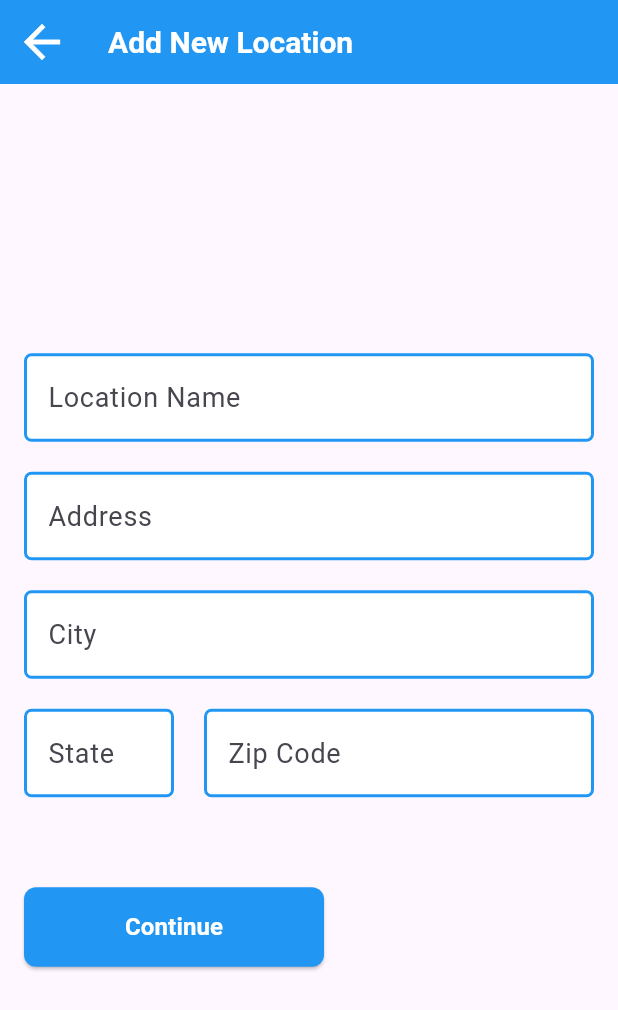
After one commit to joerathert/efficials_app, a Flutter app: the AddNewLocationScreen screen opened by its route, on a phone screen of 412 x 824 dp. The commit adds this screen. Shown: the top 1010 px of the screen. Run offline on Flutter 3.47's test engine with Material 3 defaults, Android fonts, the phone set to English and light mode, and no system bars; our stand-ins replace shared_preferences; accounts and stored records are empty.

Commit message:
Added AddNewLocationScreen with 5 inputs and state validation, linked from LocationsScreen

```diff
--- /dev/null
+++ b/lib/add_new_location_screen.dart
@@ -0,0 +1,156 @@
+import 'package:flutter/material.dart';
+import 'package:flutter/services.dart';
+import 'theme.dart';
+
+// List of 50 US states (abbreviations)
+const List<String> usStates = [
+  'AL', 'AK', 'AZ', 'AR', 'CA', 'CO', 'CT', 'DE', 'FL', 'GA',
+  'HI', 'ID', 'IL', 'IN', 'IA', 'KS', 'KY', 'LA', 'ME', 'MD',
+  'MA', 'MI', 'MN', 'MS', 'MO', 'MT', 'NE', 'NV', 'NH', 'NJ',
+  'NM', 'NY', 'NC', 'ND', 'OH', 'OK', 'OR', 'PA', 'RI', 'SC',
+  'SD', 'TN', 'TX', 'UT', 'VT', 'VA', 'WA', 'WV', 'WI', 'WY'
+];
+
+class AddNewLocationScreen extends StatefulWidget {
+  const AddNewLocationScreen({super.key});
+
+  @override
+  State<AddNewLocationScreen> createState() => _AddNewLocationScreenState();
+}
+
+class _AddNewLocationScreenState extends State<AddNewLocationScreen> {
+  final _nameController = TextEditingController();
+  final _addressController = TextEditingController();
+  final _cityController = TextEditingController();
+  final _stateController = TextEditingController();
+  final _zipCodeController = TextEditingController();
+
+  @override
+  void dispose() {
+    _nameController.dispose();
+    _addressController.dispose();
+    _cityController.dispose();
+    _stateController.dispose();
+    _zipCodeController.dispose();
+    super.dispose();
+  }
+
+  bool _isValidState(String state) {
+    return usStates.contains(state.toUpperCase());
+  }
+
+  void _handleContinue() {
+    final name = _nameController.text.trim();
+    final address = _addressController.text.trim();
+    final city = _cityController.text.trim();
+    final state = _stateController.text.trim().toUpperCase();
+    final zip = _zipCodeController.text.trim();
+
+    if (name.isEmpty || address.isEmpty || city.isEmpty || state.isEmpty || zip.isEmpty) {
+      ScaffoldMessenger.of(context).showSnackBar(
+        const SnackBar(content: Text('Please fill in all fields')),
+      );
+      return;
+    }
+    if (state.length != 2 || !_isValidState(state)) {
+      ScaffoldMessenger.of(context).showSnackBar(
+        const SnackBar(content: Text('Please enter a valid 2-letter state code')),
+      );
+      return;
+    }
+    if (zip.length != 5 || !RegExp(r'^\d{5}$').hasMatch(zip)) {
+      ScaffoldMessenger.of(context).showSnackBar(
+        const SnackBar(content: Text('Please enter a valid 5-digit zip code')),
+      );
+      return;
+    }
+
+    Navigator.pop(context, name); // Return the location name to LocationsScreen
+  }
+
+  @override
+  Widget build(BuildContext context) {
+    return Scaffold(
+      appBar: AppBar(
+        backgroundColor: efficialsBlue,
+        leading: IconButton(
+          icon: const Icon(Icons.arrow_back, size: 36, color: Colors.white),
+          onPressed: () => Navigator.pop(context),
+        ),
+        title: const Text(
+          'Add New Location',
+          style: TextStyle(color: Colors.white, fontSize: 20, fontWeight: FontWeight.bold),
+        ),
+      ),
+      body: Center(
+        child: ConstrainedBox(
+          constraints: const BoxConstraints(maxWidth: 600),
+          child: Padding(
+            padding: const EdgeInsets.all(16),
+            child: SingleChildScrollView(
+              child: Column(
+                crossAxisAlignment: CrossAxisAlignment.start, // Left-justify the inputs
+                children: [
+                  TextField(
+                    controller: _nameController,
+                    decoration: textFieldDecoration('Location Name'),
+                    style: const TextStyle(fontSize: 18),
+                  ),
+                  const SizedBox(height: 20),
+                  TextField(
+                    controller: _addressController,
+                    decoration: textFieldDecoration('Address'),
+                    style: const TextStyle(fontSize: 18),
+                  ),
+                  const SizedBox(height: 20),
+                  TextField(
+                    controller: _cityController,
+                    decoration: textFieldDecoration('City'),
+                    style: const TextStyle(fontSize: 18),
+                  ),
+                  const SizedBox(height: 20),
+                  Row(
+                    crossAxisAlignment: CrossAxisAlignment.start,
+                    children: [
+                      SizedBox(
+                        width: 100, // Narrower width for State
+                        child: TextField(
+                          controller: _stateController,
+                          decoration: textFieldDecoration('State'),
+                          style: const TextStyle(fontSize: 18),
+                          textCapitalization: TextCapitalization.characters,
+                          maxLength: 2,
+                          inputFormatters: [FilteringTextInputFormatter.allow(RegExp(r'[a-zA-Z]'))],
+                          keyboardType: TextInputType.text,
+                          buildCounter: (context, {required currentLength, required maxLength, required isFocused}) => null,
+                        ),
+                      ),
+                      const SizedBox(width: 20),
+                      Expanded(
+                        child: TextField(
+                          controller: _zipCodeController,
+                          decoration: textFieldDecoration('Zip Code'),
+                          style: const TextStyle(fontSize: 18),
+                          keyboardType: TextInputType.number,
+                          maxLength: 5,
+                          inputFormatters: [FilteringTextInputFormatter.digitsOnly],
+                          buildCounter: (context, {required currentLength, required maxLength, required isFocused}) => null,
+                        ),
+                      ),
+                    ],
+                  ),
+                  const SizedBox(height: 60),
+                  ElevatedButton(
+                    onPressed: _handleContinue,
+                    style: elevatedButtonStyle(),
+                    child: const Text('Continue', style: signInButtonTextStyle),
+                  ),
+                ],
+              ),
+            ),
+          ),
+        ),
+      ),
+    );
+  }
+}
--- a/lib/locations_screen.dart
+++ b/lib/locations_screen.dart
@@ -115,7 +115,7 @@ class _LocationsScreenState extends State<LocationsScreen> {
                             setState(() {
                               selectedLocation = newValue;
                               if (newValue == '+ Create new location') {
-                                Navigator.pushNamed(context, '/create_new_location').then((result) {
+                                Navigator.pushNamed(context, '/add_new_location').then((result) {
                                   if (result != null) {
                                     setState(() {
                                       if (locations.any((l) => l['name'] == 'No saved locations')) {
--- a/lib/main.dart
+++ b/lib/main.dart
@@ -13,7 +13,8 @@ import 'review_list_screen.dart';
 import 'filter_settings_screen.dart';
 import 'edit_list_screen.dart';
 import 'theme.dart';
-import 'locations_screen.dart'; // Add this import
+import 'locations_screen.dart';
+import 'add_new_location_screen.dart'; // Add this import
 
 void main() {
   runApp(const EfficialsApp());
@@ -64,7 +65,8 @@ class EfficialsApp extends StatelessWidget {
         '/review_list': (context) => const ReviewListScreen(),
         '/filter_settings': (context) => const FilterSettingsScreen(),
         '/edit_list': (context) => const EditListScreen(),
-        '/locations': (context) => const LocationsScreen(), // Add this route
+        '/locations': (context) => const LocationsScreen(),
+        '/add_new_location': (context) => const AddNewLocationScreen(), // Add this route
       },
     );
   }
```
